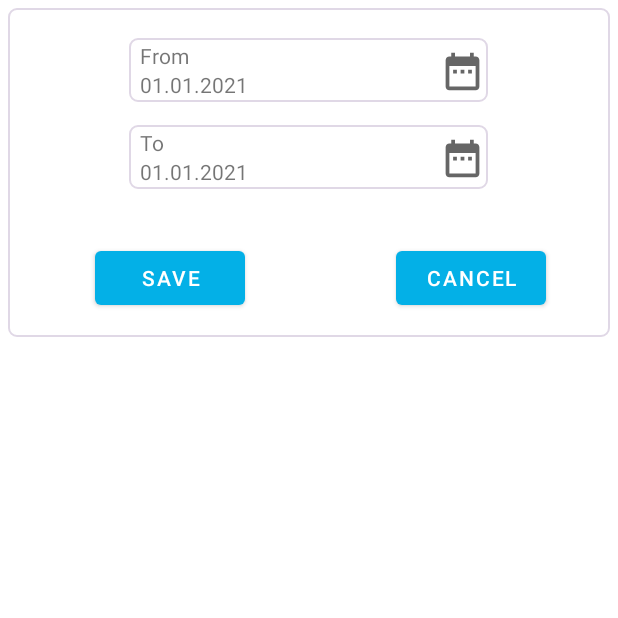
After one commit to NovykovaNatalia/SmartNote, an Android app: the DatePicker screen opened directly, with no data from a screen before it, on a phone screen of 412 x 824 dp, the top half of it. The commit adds this screen. Run offline under Robolectric (Android 15) with nearby library versions, the phone set to English and light mode, and no system bars.

Commit message:
Add customDialog

```diff
--- a/app/src/main/AndroidManifest.xml
+++ b/app/src/main/AndroidManifest.xml
@@ -23,8 +23,11 @@
             android:name=".ui.settings.Version"
             android:label="@string/title_activity_version"
             android:theme="@style/Theme.SmartNote.NoActionBar" />
+        <activity
+            android:name=".ui.events.DatePicker"
+            android:label="@string/title_activity_version"
+            android:theme="@style/Theme.SmartNote.NoActionBar" />
         <activity android:name=".ui.settings.AboutSmartNote" />
-        <activity android:name=".ui.settings.Rate" />
         <activity
             android:name=".SplashScreen"
             android:label="@string/app_name"
--- /dev/null
+++ b/app/src/main/java/com/example/smartnote/ui/events/DatePicker.kt
@@ -0,0 +1,60 @@
+package com.example.smartnote.ui.events
+
+import android.app.DatePickerDialog
+import android.os.Build
+import android.os.Bundle
+import android.text.InputType
+import android.view.View
+import android.widget.*
+import androidx.annotation.RequiresApi
+import androidx.appcompat.app.AppCompatActivity
+import com.example.smartnote.R
+import kotlinx.android.synthetic.main.date_picker.*
+import java.text.SimpleDateFormat
+import java.util.*
+
+class DatePicker : AppCompatActivity() {
+    private var dateFormatter: SimpleDateFormat? = null
+    lateinit var sendButton: Button
+    lateinit var toDate:TextView
+    lateinit var fromDate: TextView
+//    lateinit var image_cal_from: ImageView
+//    lateinit var image_cal_to: ImageView
+
+    override fun onCreate(savedInstanceState: Bundle?) {
+        super.onCreate(savedInstanceState)
+        setContentView(R.layout.date_picker)
+
+        sendButton = findViewById(R.id.send_date_btn)
+        fromDate = findViewById(R.id.from_date)
+        toDate = findViewById(R.id.to_date)
+//        image_cal_from = findViewById(R.id.image_calendar)
+//        image_cal_from = findViewById(R.id.image_date)
+
+        val calendar = Calendar.getInstance(Locale.getDefault())
+        val year = calendar.get(Calendar.YEAR)
+        val month = calendar.get(Calendar.MONTH)
+        val day = calendar.get(Calendar.DAY_OF_MONTH)
+
+        fromDate.setOnClickListener {
+
+                val dpd = DatePickerDialog(this, DatePickerDialog.OnDateSetListener { view, year, monthOfYear, dayOfMonth ->
+                    // Display Selected date in TextView
+                    fromDate.setText("" + dayOfMonth + " " + month + ", " + year)
+                }, year, month, day)
+                dpd.show()
+        }
+
+        toDate.setOnClickListener {
+
+                val dpd = DatePickerDialog(this, DatePickerDialog.OnDateSetListener { view, year, monthOfYear, dayOfMonth ->
+                    // Display Selected date in TextView
+                    toDate.setText("" + dayOfMonth + " " + month + ", " + year)
+                }, year, month, day)
+                dpd.show()
+
+         }
+
+
+    }
+}
--- /dev/null
+++ b/app/src/main/res/drawable/ic_baseline_date_range_24.xml
@@ -0,0 +1,10 @@
+<vector xmlns:android="http://schemas.android.com/apk/res/android"
+    android:width="24dp"
+    android:height="24dp"
+    android:viewportWidth="24"
+    android:viewportHeight="24"
+    android:tint="?attr/colorControlNormal">
+  <path
+      android:fillColor="@android:color/white"
+      android:pathData="M9,11L7,11v2h2v-2zM13,11h-2v2h2v-2zM17,11h-2v2h2v-2zM19,4h-1L18,2h-2v2L8,4L8,2L6,2v2L5,4c-1.11,0 -1.99,0.9 -1.99,2L3,20c0,1.1 0.89,2 2,2h14c1.1,0 2,-0.9 2,-2L21,6c0,-1.1 -0.9,-2 -2,-2zM19,20L5,20L5,9h14v11z"/>
+</vector>
--- /dev/null
+++ b/app/src/main/res/layout/date_picker.xml
@@ -0,0 +1,123 @@
+<?xml version="1.0" encoding="utf-8"?>
+<RelativeLayout xmlns:android="http://schemas.android.com/apk/res/android"
+    xmlns:tools="http://schemas.android.com/tools"
+    android:layout_width="match_parent"
+    android:layout_height="wrap_content"
+    xmlns:app="http://schemas.android.com/apk/res-auto"
+    android:layout_margin="5dp"
+    android:background="@drawable/border"
+    tools:context=".MainActivity">
+
+    <RelativeLayout
+        android:id="@+id/line_one_date_picker"
+        android:layout_width="wrap_content"
+        android:layout_height="wrap_content"
+        android:layout_marginTop="20dp"
+        android:background="@drawable/border"
+        android:layout_centerHorizontal="true"
+        android:layout_marginLeft="20dp"
+        android:layout_marginRight="20dp"
+        android:weightSum="2"
+        android:orientation="vertical">
+
+        <TextView
+            android:id="@+id/from_date_tv"
+            android:text="@string/from"
+            android:layout_marginLeft="7dp"
+            android:layout_marginTop="2dp"
+            android:layout_width="158dp"
+            android:layout_height="wrap_content"/>
+
+        <TextView
+            android:layout_width="200dp"
+            android:layout_height="wrap_content"
+            android:id="@+id/from_date"
+            android:layout_marginLeft="7dp"
+            android:layout_marginBottom="2dp"
+            android:layout_below="@+id/from_date_tv"
+            android:text="01.01.2021"/>
+        <ImageView
+            android:id="@+id/image_calendar"
+            android:layout_width="30dp"
+            android:layout_height="30dp"
+            android:layout_marginTop="7dp"
+            android:layout_marginRight="2dp"
+            android:layout_toRightOf="@+id/from_date"
+            android:src="@drawable/ic_baseline_date_range_24" />
+    </RelativeLayout>
+    <RelativeLayout
+        android:id="@+id/line_two_time_picker"
+        android:layout_width="wrap_content"
+        android:layout_height="wrap_content"
+        android:layout_marginTop="15dp"
+        android:layout_marginLeft="20dp"
+        android:background="@drawable/border"
+        android:layout_marginRight="20dp"
+        android:layout_centerHorizontal="true"
+        android:weightSum="2"
+        android:orientation="vertical"
+        android:layout_below="@+id/line_one_date_picker"
+        android:layout_marginBottom="15dp">
+
+        <TextView
+            android:id="@+id/to_date_tv"
+            android:text="To"
+            android:layout_width="158dp"
+            android:layout_marginLeft="7dp"
+            android:layout_marginTop="2dp"
+            android:layout_height="wrap_content"/>
+        <TextView
+            android:layout_width="200dp"
+            android:layout_height="wrap_content"
+            android:text="01.01.2021"
+            android:layout_marginLeft="7dp"
+            android:layout_marginBottom="2dp"
+            android:layout_below="@+id/to_date_tv"
+            android:id="@+id/to_date" />
+        <ImageView
+            android:id="@+id/image_date"
+            android:layout_width="30dp"
+            android:layout_height="30dp"
+            android:layout_marginTop="7dp"
+            android:layout_marginRight="2dp"
+            android:src="@drawable/ic_baseline_date_range_24"
+            android:layout_toEndOf="@+id/to_date" />
+    </RelativeLayout>
+
+
+    <androidx.constraintlayout.widget.ConstraintLayout
+        android:layout_width="match_parent"
+        android:layout_height="wrap_content"
+        android:layout_gravity="center"
+        android:layout_below="@id/line_two_time_picker"
+        android:layout_marginTop="20dp"
+        android:layout_marginBottom="15dp"
+        android:orientation="horizontal">
+
+        <Button
+            android:id="@+id/send_date_btn"
+            android:layout_width="100dp"
+            android:layout_height="wrap_content"
+            android:layout_margin="10dp"
+            android:text="@string/save"
+            app:layout_constraintEnd_toStartOf="@+id/cancel_date_btn"
+            app:layout_constraintHorizontal_bias="0.346"
+            app:layout_constraintStart_toStartOf="parent"
+            tools:layout_editor_absoluteY="4dp"
+            tools:ignore="MissingConstraints" />
+
+        <Button
+            android:id="@+id/cancel_date_btn"
+            android:layout_width="100dp"
+            android:layout_height="wrap_content"
+            android:layout_toEndOf="@+id/save_dialog_event"
+            android:text="@string/cancel"
+            android:layout_marginLeft="20dp"
+            app:layout_constraintEnd_toEndOf="parent"
+            app:layout_constraintHorizontal_bias="0.849"
+            app:layout_constraintStart_toStartOf="parent"
+            tools:layout_editor_absoluteY="4dp"
+            tools:ignore="MissingConstraints" />
+    </androidx.constraintlayout.widget.ConstraintLayout>
+
+</RelativeLayout>
--- a/app/src/main/res/layout/event_dialog.xml
+++ b/app/src/main/res/layout/event_dialog.xml
@@ -45,14 +45,14 @@
             android:layout_height="wrap_content"
             android:layout_margin="10dp"
             android:text="Save"
-            app:layout_constraintEnd_toStartOf="@+id/cancel_dialog_event"
+            app:layout_constraintEnd_toStartOf="@+id/cancel_date_btn"
             app:layout_constraintHorizontal_bias="0.346"
             app:layout_constraintStart_toStartOf="parent"
             tools:layout_editor_absoluteY="4dp"
             tools:ignore="MissingConstraints" />
 
         <Button
-            android:id="@+id/cancel_dialog_event"
+            android:id="@+id/cancel_date_btn"
             android:layout_width="100dp"
             android:layout_height="wrap_content"
             android:layout_toRightOf="@+id/save_dialog_event"
--- a/app/src/main/res/values/strings.xml
+++ b/app/src/main/res/values/strings.xml
@@ -39,4 +39,7 @@
     <string name="event_text">Add event..</string>
     <string name="amount">Amount</string>
     <string name="put_value">Put values!</string>
+    <string name="from">From</string>
+    <string name="save">Save</string>
+    <string name="cancel">Cancel</string>
 </resources>
```
Also changed, not shown: app/src/main/java/com/example/smartnote/ui/events/EventsFragment.kt (+52 -17 lines), app/src/main/res/layout/date_from.xml (added, +11 -0 lines), app/src/main/res/layout/date_to.xml (added, +29 -0 lines).
